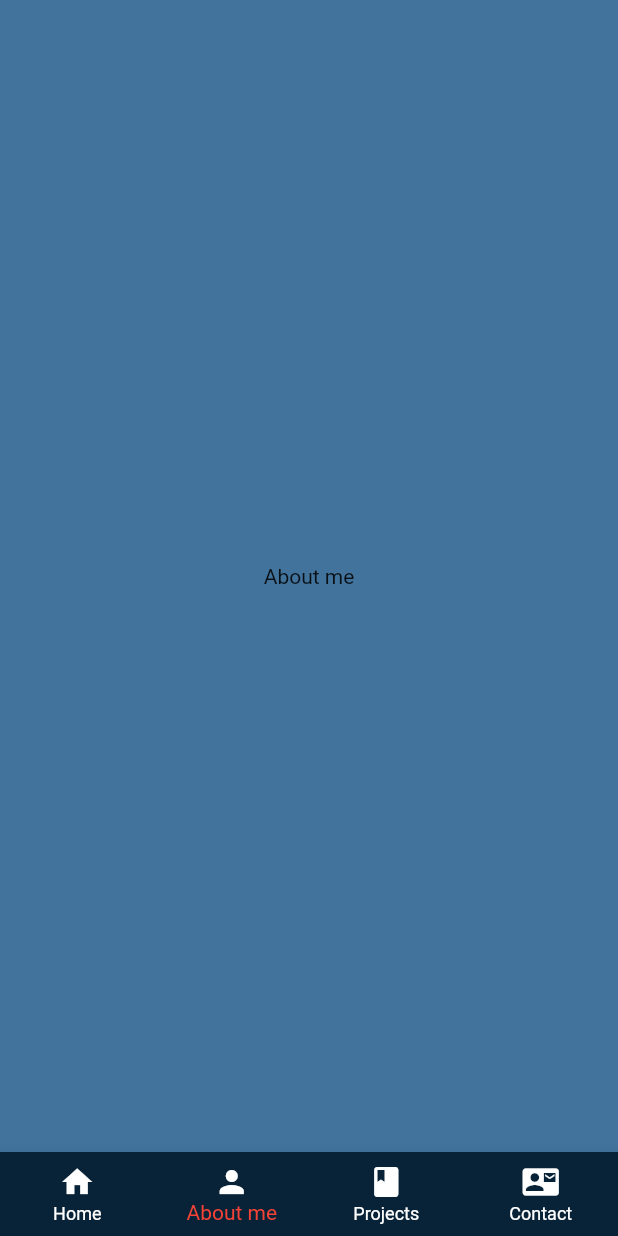
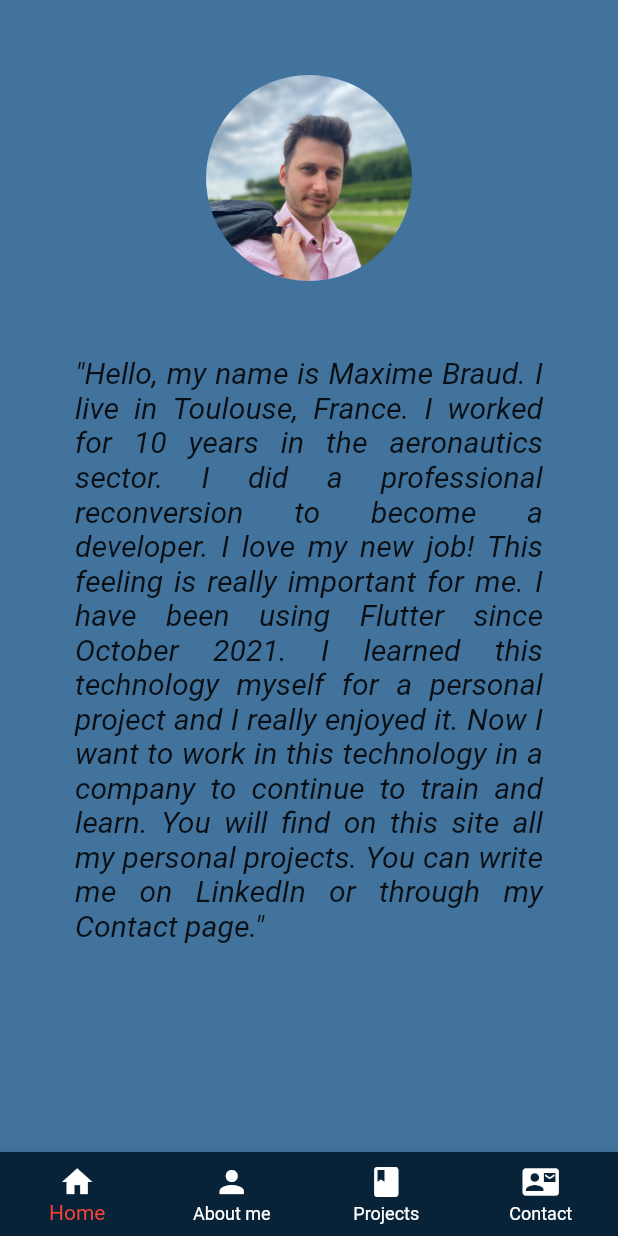
Before and after one commit to KodiakFR/my_personal_website, a Flutter app: the screen it shows after launch, swiped to page 2, on a phone screen of 412 x 824 dp. Run offline on Flutter 3.47's test engine with Material 2 defaults, Android fonts, the phone set to English and light mode, and no system bars; our stand-ins replace font_awesome_flutter.

Commit message:
Modify the responsive for Home and About me

```diff
--- a/lib/Controller/page_controller.dart
+++ b/lib/Controller/page_controller.dart
@@ -19,7 +19,7 @@ class _CustomPageControllerState extends State<CustomPageController> {
   @override
   Widget build(BuildContext context) {
     final PageController pageController =
-        PageController(initialPage: 0, keepPage: true);
+        PageController(initialPage: 1, keepPage: true);
     return LayoutBuilder(
       builder: (context, constraints) {
         // phone screen
--- a/lib/Screens/about_me.dart
+++ b/lib/Screens/about_me.dart
@@ -1,12 +1,75 @@
 import 'package:flutter/material.dart';
 
+ ScrollController _scrollController = ScrollController();
+
 class AboutMe extends StatelessWidget {
-  const AboutMe({ Key? key }) : super(key: key);
+  const AboutMe({Key? key}) : super(key: key);
 
   @override
-   Widget build(BuildContext context) {
-    return const Scaffold(
-      body: Center(child: Text('About me')),
+  Widget build(BuildContext context) {
+    return LayoutBuilder(
+      builder: (BuildContext context, BoxConstraints constraints) {
+        if (constraints.maxWidth < 1100) {
+          return Scaffold(
+            body: SingleChildScrollView(
+              controller: _scrollController,
+              physics: const AlwaysScrollableScrollPhysics(),
+              child: Center(
+                  child:
+                Column(
+                  mainAxisAlignment: MainAxisAlignment.center,
+                  children: [
+                    Padding(
+                      padding: const EdgeInsets.only(top: 50),
+                      child: CircleAvatar(
+                        backgroundImage: AssetImage('lib/IMG/ProfilImage.png'),
+                        radius: MediaQuery.of(context).size.width / 6,
+                      ),
+                    ),
+                    const Padding(
+                      padding: EdgeInsets.only(
+                          right: 50, left: 50, top: 50, bottom: 20),
+                      child: Text(
+                        '"Hello, my name is Maxime Braud. I live in Toulouse, France. I worked for 10 years in the aeronautics sector. I did a professional reconversion to become a developer. I love my new job! This feeling is really important for me. I have been using Flutter since October 2021. I learned this technology myself for a personal project and I really enjoyed it. Now I want to work in this technology in a company to continue to train and learn. You will find on this site all my personal projects. You can write me on LinkedIn or through my Contact page."',
+                        style:
+                            TextStyle(fontSize: 20, fontStyle: FontStyle.italic),
+                        textAlign: TextAlign.justify,
+                      ),
+                    )
+                  ],
+                )
+              ),
+            ),
+          );
+        } else {
+          return Scaffold(
+            body: Center(
+                child: Row(
+              mainAxisAlignment: MainAxisAlignment.center,
+              children: [
+                Padding(
+                  padding: const EdgeInsets.only(left: 50),
+                  child: CircleAvatar(
+                    backgroundImage: AssetImage('lib/IMG/ProfilImage.png'),
+                    radius: MediaQuery.of(context).size.width / 8,
+                  ),
+                ),
+                const Flexible(
+                  child: Padding(
+                    padding: const EdgeInsets.symmetric(horizontal: 30),
+                    child: Text(
+                      '"Hello, my name is Maxime Braud. I live in Toulouse, France. I worked for 10 years in the aeronautics sector. I did a professional reconversion to become a developer. I love my new job! This feeling is really important for me. I have been using Flutter since October 2021. I learned this technology myself for a personal project and I really enjoyed it. Now I want to work in this technology in a company to continue to train and learn. You will find on this site all my personal projects. You can write me on LinkedIn or through my Contact page."',
+                      style:
+                          TextStyle(fontSize: 20, fontStyle: FontStyle.italic),
+                      textAlign: TextAlign.justify,
+                    ),
+                  ),
+                )
+              ],
+            )),
+          );
+        }
+      },
     );
   }
 }
--- a/lib/main.dart
+++ b/lib/main.dart
@@ -21,6 +21,7 @@
         textTheme:   TextTheme(
             headline1: TextStyle(
               color: Colors.blue[300]
+
             ),
              headline2: TextStyle(
               color: Colors.blue[400]
--- a/pubspec.yaml
+++ b/pubspec.yaml
@@ -65,6 +65,7 @@ flutter:
   #   - images/a_dot_burr.jpeg
   #   - images/a_dot_ham.jpeg
     - lib/IMG/FlutterIcon.png
+    - lib/IMG/ProfilImage.png
 
 
   # An image asset can refer to one or more resolution-specific "variants", see
```
Also changed, not shown: lib/Screens/home.dart (+48 -22 lines), lib/IMG/ProfilImage.png (added).
